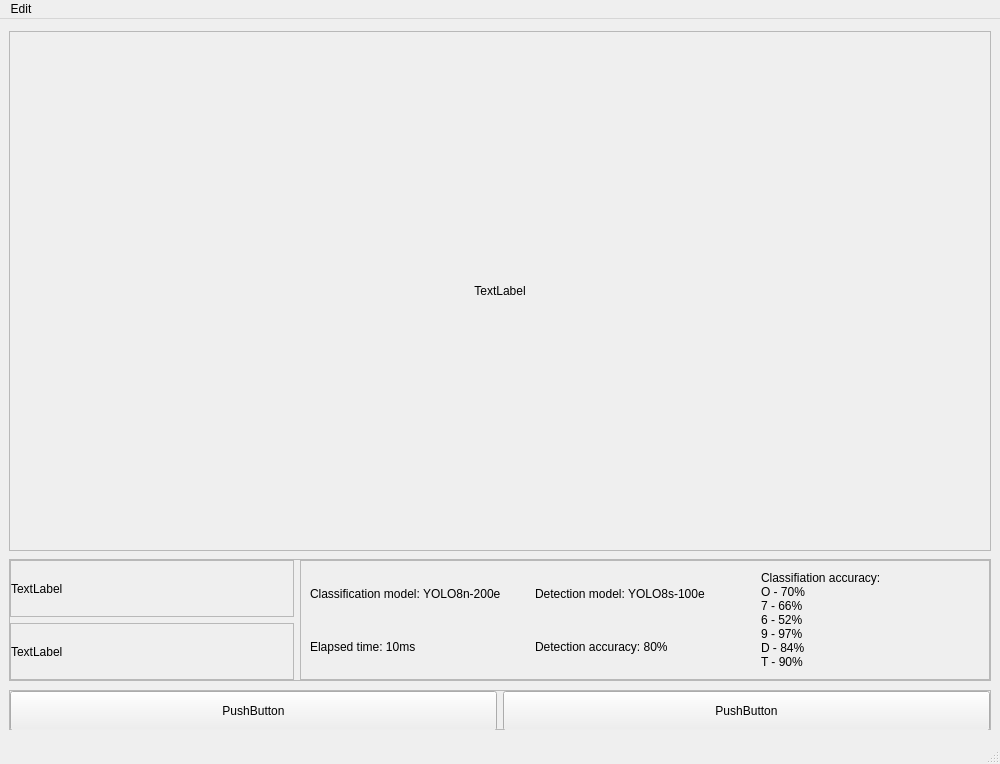
Old version of the form design/ui/main.ui in the repository donilpro/Car-Numberplate-Recognition.
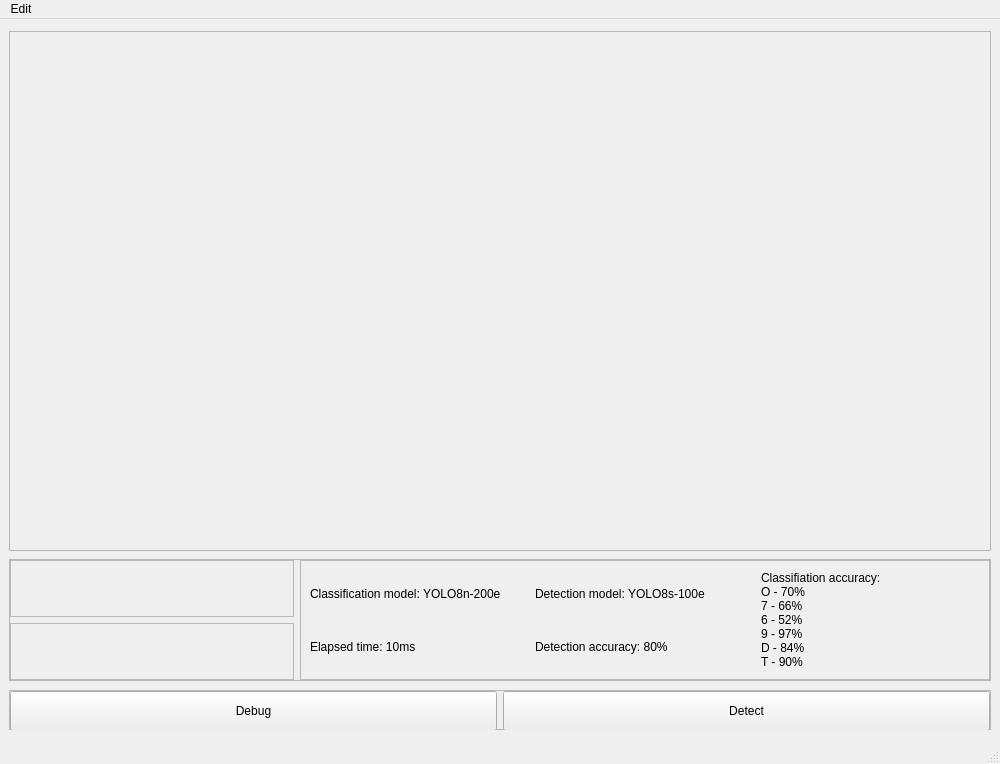
New version of the form.

The edit to the form file:
```diff
--- a/design/ui/main.ui
+++ b/design/ui/main.ui
@@ -87,7 +87,7 @@
           <item row="0" column="0">
            <widget class="QLabel" name="plateDecodedLabel">
             <property name="text">
-             <string>TextLabel</string>
+             <string/>
             </property>
            </widget>
           </item>
@@ -133,7 +133,7 @@
           <item row="0" column="0">
            <widget class="QLabel" name="plateView">
             <property name="text">
-             <string>TextLabel</string>
+             <string/>
             </property>
            </widget>
           </item>
@@ -256,7 +256,7 @@
           </size>
          </property>
          <property name="text">
-          <string>TextLabel</string>
+          <string/>
          </property>
          <property name="alignment">
           <set>Qt::AlignCenter</set>
@@ -302,7 +302,7 @@
           </size>
          </property>
          <property name="text">
-          <string>PushButton</string>
+          <string>Debug</string>
          </property>
         </widget>
        </item>
@@ -315,7 +315,7 @@
           </size>
          </property>
          <property name="text">
-          <string>PushButton</string>
+          <string>Detect</string>
          </property>
         </widget>
        </item>
```
